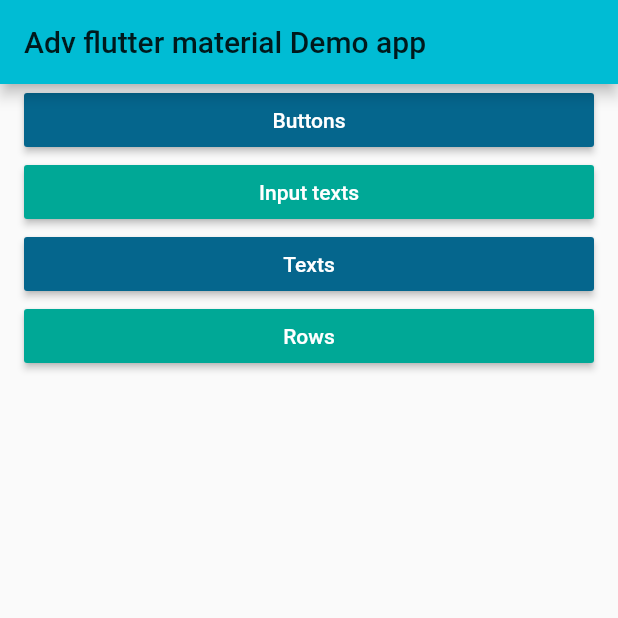
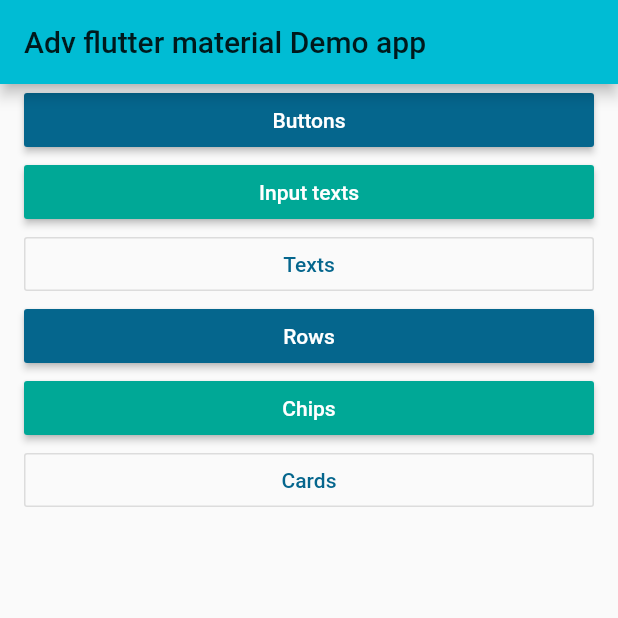
Before and after one commit to PabloMGrela/adv_flutter_material, a Flutter app: the screen it shows after launch, on a phone screen of 412 x 824 dp, the top half of it. Run offline on Flutter 3.47's test engine with Material 2 defaults, Android fonts, the phone set to English and light mode, and no system bars.

Commit message:
Added Cards, chips and outlined buttons.

```diff
--- a/example/lib/main.dart
+++ b/example/lib/main.dart
@@ -1,4 +1,7 @@
 import 'package:adv_flutter_material/adv_button_view.dart';
+import 'package:example_adv_material/cards.dart';
+import 'package:example_adv_material/carousel.dart';
+import 'package:example_adv_material/chips.dart';
 import 'package:flutter/material.dart';
 
 import 'buttons.dart';
@@ -64,7 +67,7 @@ class _MyHomePageState extends State<MyHomePage> {
             margin: EdgeInsets.only(left: 16.0, right: 16.0),
             child: AdvButton(
               text: "Texts",
-              buttonType: ButtonType.PRIMARY,
+              buttonType: ButtonType.OUTLINED,
               onPressed: () {
                 onButtonPressed(TextsPage());
               },
@@ -74,12 +77,32 @@ class _MyHomePageState extends State<MyHomePage> {
             margin: EdgeInsets.only(left: 16.0, right: 16.0),
             child: AdvButton(
               text: "Rows",
-              buttonType: ButtonType.SECONDARY,
+              buttonType: ButtonType.PRIMARY,
               onPressed: () {
                 onButtonPressed(RowPage());
               },
             ),
-          )
+          ),
+          Container(
+            margin: EdgeInsets.only(left: 16.0, right: 16.0),
+            child: AdvButton(
+              text: "Chips",
+              buttonType: ButtonType.SECONDARY,
+              onPressed: () {
+                onButtonPressed(ChipsPage());
+              },
+            ),
+          ),
+          Container(
+            margin: EdgeInsets.only(left: 16.0, right: 16.0),
+            child: AdvButton(
+              text: "Cards",
+              buttonType: ButtonType.OUTLINED,
+              onPressed: () {
+                onButtonPressed(CardsPage());
+              },
+            ),
+          ),
         ],
       ),
     );
--- a/lib/adv_button_view.dart
+++ b/lib/adv_button_view.dart
@@ -15,7 +15,17 @@ class AdvButton extends StatelessWidget {
 
   @override
   Widget build(BuildContext context) {
-    return MaterialButton(
+    if (buttonType == ButtonType.OUTLINED) {
+      return OutlineButton(
+        onPressed: onPressed,
+        child: Text(
+          text,
+          maxLines: 1,
+          style: TextStyle(color: LibraryColors.primary),
+        ),
+      );
+    } else
+      return RaisedButton(
         child: Text(
           text,
           maxLines: 1,
@@ -34,4 +44,4 @@ class AdvButton extends StatelessWidget {
   }
 }
 
-enum ButtonType { PRIMARY, SECONDARY }
+enum ButtonType { PRIMARY, SECONDARY, OUTLINED }
```
Also changed, not shown: example/lib/buttons.dart (+8 -0 lines), example/lib/cards.dart (added, +56 -0 lines), example/lib/chips.dart (added, +39 -0 lines). Lines whose indentation alone changed are shown as unchanged.
